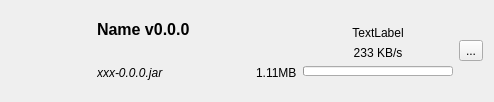
Above: src/ui/downloaderitemwidget.ui from kaniol-lck/modmanager before the change. Below: the same form after it.
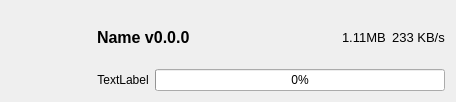
That is the form after the change. Icons and pictures are not drawn.

What changed in the file:
```diff
--- a/src/ui/downloaderitemwidget.ui
+++ b/src/ui/downloaderitemwidget.ui
@@ -6,15 +6,15 @@
    <rect>
     <x>0</x>
     <y>0</y>
-    <width>494</width>
-    <height>100</height>
+    <width>456</width>
+    <height>96</height>
    </rect>
   </property>
   <property name="windowTitle">
    <string>Form</string>
   </property>
-  <layout class="QGridLayout" name="gridLayout_2">
-   <item row="0" column="0">
+  <layout class="QGridLayout" name="gridLayout">
+   <item row="0" column="0" rowspan="2">
     <widget class="QLabel" name="downloadIcon">
      <property name="sizePolicy">
       <sizepolicy hsizetype="Fixed" vsizetype="Fixed">
@@ -42,43 +42,7 @@
      </property>
     </widget>
    </item>
-   <item row="0" column="1">
-    <layout class="QGridLayout" name="gridLayout">
-     <item row="1" column="0">
-      <widget class="QLabel" name="fileNameText">
-       <property name="sizePolicy">
-        <sizepolicy hsizetype="Expanding" vsizetype="Preferred">
-         <horstretch>0</horstretch>
-         <verstretch>0</verstretch>
-        </sizepolicy>
-       </property>
-       <property name="font">
-        <font>
-         <italic>true</italic>
-        </font>
-       </property>
-       <property name="toolTip">
-        <string notr="true"/>
-       </property>
-       <property name="text">
-        <string>xxx-0.0.0.jar</string>
-       </property>
-       <property name="openExternalLinks">
-        <bool>true</bool>
-       </property>
-      </widget>
-     </item>
-     <item row="1" column="1" colspan="2">
-      <widget class="QLabel" name="downloadSizeText">
-       <property name="toolTip">
-        <string notr="true"/>
-       </property>
-       <property name="text">
-        <string>1.11MB</string>
-       </property>
-      </widget>
-     </item>
-     <item row="0" column="0" colspan="3">
+   <item row="0" column="1" colspan="2">
       <widget class="QLabel" name="displayNameText">
        <property name="sizePolicy">
         <sizepolicy hsizetype="Expanding" vsizetype="Preferred">
@@ -101,37 +65,35 @@
        </property>
       </widget>
      </item>
-    </layout>
-   </item>
-   <item row="0" column="2">
-    <layout class="QVBoxLayout" name="verticalLayout">
-     <item>
-      <spacer name="verticalSpacer">
+   <item row="0" column="3">
+    <spacer name="horizontalSpacer">
        <property name="orientation">
-        <enum>Qt::Vertical</enum>
+      <enum>Qt::Horizontal</enum>
        </property>
        <property name="sizeHint" stdset="0">
         <size>
-         <width>20</width>
-         <height>40</height>
+       <width>40</width>
+       <height>20</height>
         </size>
        </property>
       </spacer>
      </item>
-     <item>
-      <widget class="QLabel" name="downloaStatus">
+   <item row="0" column="4">
+    <widget class="QLabel" name="downloadSizeText">
+     <property name="font">
+      <font>
+       <pointsize>10</pointsize>
+      </font>
+     </property>
        <property name="toolTip">
         <string notr="true"/>
        </property>
        <property name="text">
-        <string>TextLabel</string>
-       </property>
-       <property name="alignment">
-        <set>Qt::AlignCenter</set>
+      <string>1.11MB</string>
        </property>
       </widget>
      </item>
-     <item>
+   <item row="0" column="5">
       <widget class="QLabel" name="downloadSpeedText">
        <property name="sizePolicy">
         <sizepolicy hsizetype="Preferred" vsizetype="Preferred">
@@ -139,6 +101,11 @@
          <verstretch>0</verstretch>
         </sizepolicy>
        </property>
+     <property name="font">
+      <font>
+       <pointsize>10</pointsize>
+      </font>
+     </property>
        <property name="toolTip">
         <string notr="true"/>
        </property>
@@ -150,57 +117,29 @@
        </property>
       </widget>
      </item>
-     <item>
-      <widget class="QProgressBar" name="downloadProgress">
+   <item row="1" column="1">
+    <widget class="QLabel" name="downloaStatus">
        <property name="sizePolicy">
         <sizepolicy hsizetype="Fixed" vsizetype="Minimum">
          <horstretch>0</horstretch>
          <verstretch>0</verstretch>
         </sizepolicy>
        </property>
-       <property name="minimumSize">
-        <size>
-         <width>150</width>
-         <height>0</height>
-        </size>
-       </property>
-       <property name="maximumSize">
-        <size>
-         <width>150</width>
-         <height>10</height>
-        </size>
-       </property>
+     <property name="toolTip">
+      <string notr="true"/>
+     </property>
+     <property name="text">
+      <string>TextLabel</string>
+     </property>
+     <property name="alignment">
+      <set>Qt::AlignCenter</set>
+     </property>
+    </widget>
+   </item>
+   <item row="1" column="2" colspan="4">
+    <widget class="QProgressBar" name="downloadProgress">
        <property name="value">
         <number>0</number>
-       </property>
-       <property name="textVisible">
-        <bool>false</bool>
-       </property>
-      </widget>
-     </item>
-     <item>
-      <spacer name="verticalSpacer_2">
-       <property name="orientation">
-        <enum>Qt::Vertical</enum>
-       </property>
-       <property name="sizeHint" stdset="0">
-        <size>
-         <width>20</width>
-         <height>40</height>
-        </size>
-       </property>
-      </spacer>
-     </item>
-    </layout>
-   </item>
-   <item row="0" column="3">
-    <widget class="QToolButton" name="openFolderButton">
-     <property name="text">
-      <string>...</string>
-     </property>
-     <property name="icon">
-      <iconset theme="folder">
-       <normaloff>.</normaloff>.</iconset>
      </property>
     </widget>
    </item>
```
Left out of the diff: 3 changed lines with no effect on the pictures. Lines whose indentation alone changed are shown as unchanged.
